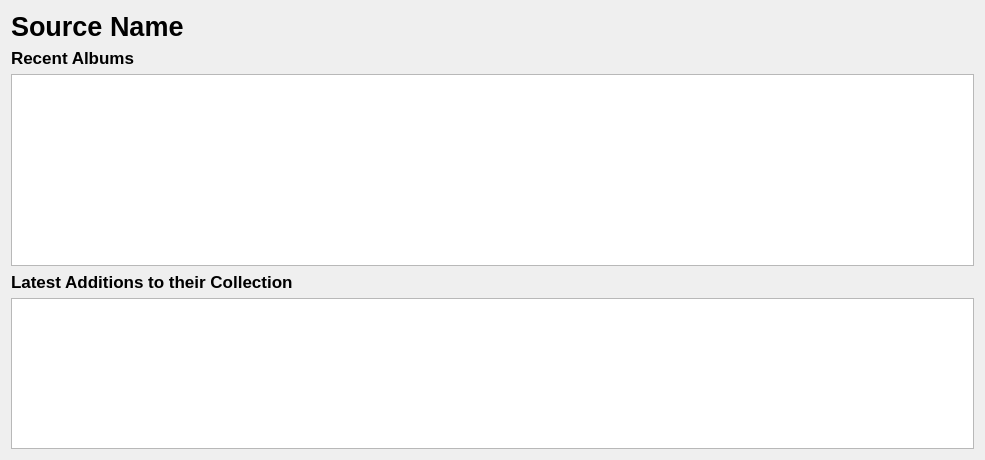
The window that src/infowidgets/sourceinfowidget.ui (tomahawk-player/tomahawk) describes before a commit, drawn with Qt 5.
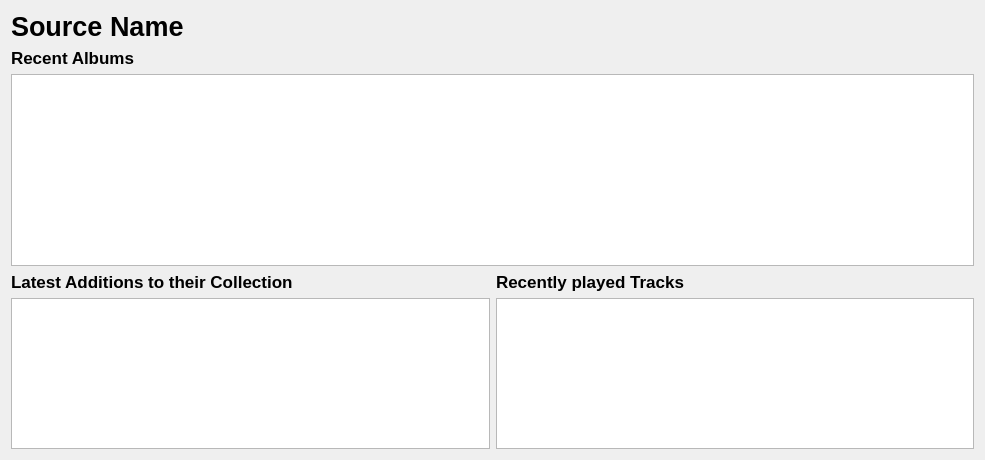
The same window after the commit. Custom widgets are drawn as their Qt base class.

Commit message: * Two new DatabaseCommands: LogPlayback and PlaybackHistory. * LogPlayback keeps track of recently played songs in the database. * PlaybackHistory retrieves playback logs from the database. * Added "recently-played" views to WelcomeWidget & SourceInfoWidget. * Needs testing.

```diff
--- a/src/infowidgets/sourceinfowidget.ui
+++ b/src/infowidgets/sourceinfowidget.ui
@@ -10,7 +10,7 @@
     <height>460</height>
    </rect>
   </property>
-  <layout class="QVBoxLayout" name="verticalLayout_3" stretch="0,0,0">
+  <layout class="QVBoxLayout" name="verticalLayout_4">
    <item>
     <widget class="QLabel" name="sourceLabel">
      <property name="font">
@@ -69,7 +69,9 @@
     </layout>
    </item>
    <item>
-    <layout class="QVBoxLayout" name="verticalLayout_2">
+    <layout class="QHBoxLayout" name="horizontalLayout">
+     <item>
+      <layout class="QVBoxLayout" name="verticalLayout_3">
      <item>
       <widget class="QLabel" name="label">
        <property name="font">
@@ -89,9 +91,37 @@
      </item>
     </layout>
    </item>
+     <item>
+      <layout class="QVBoxLayout" name="verticalLayout_2">
+       <item>
+        <widget class="QLabel" name="label_3">
+         <property name="font">
+          <font>
+           <pointsize>13</pointsize>
+           <weight>75</weight>
+           <bold>true</bold>
+          </font>
+         </property>
+         <property name="text">
+          <string>Recently played Tracks</string>
+         </property>
+        </widget>
+       </item>
+       <item>
+        <widget class="PlaylistView" name="historyView"/>
+       </item>
+      </layout>
+     </item>
+    </layout>
+   </item>
   </layout>
  </widget>
  <customwidgets>
+  <customwidget>
+   <class>PlaylistView</class>
+   <extends>QTreeView</extends>
+   <header>playlistview.h</header>
+  </customwidget>
   <customwidget>
    <class>CollectionView</class>
    <extends>QTreeView</extends>
```
Lines whose indentation alone changed are shown as unchanged. The commit also changes 22 other files.
